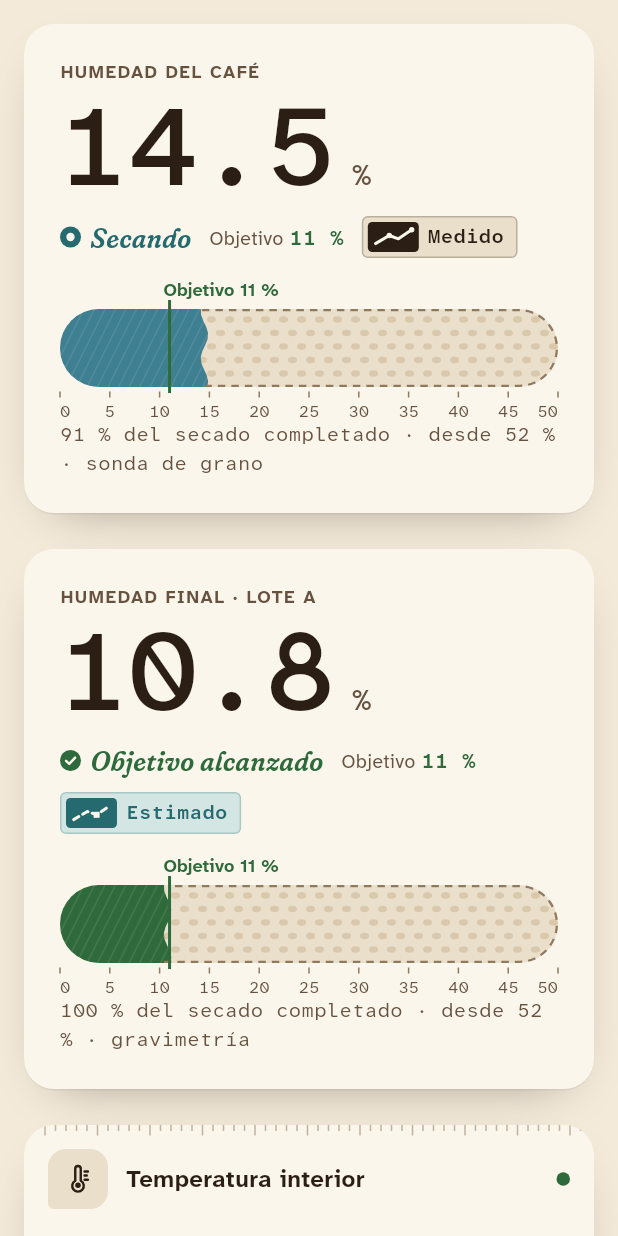
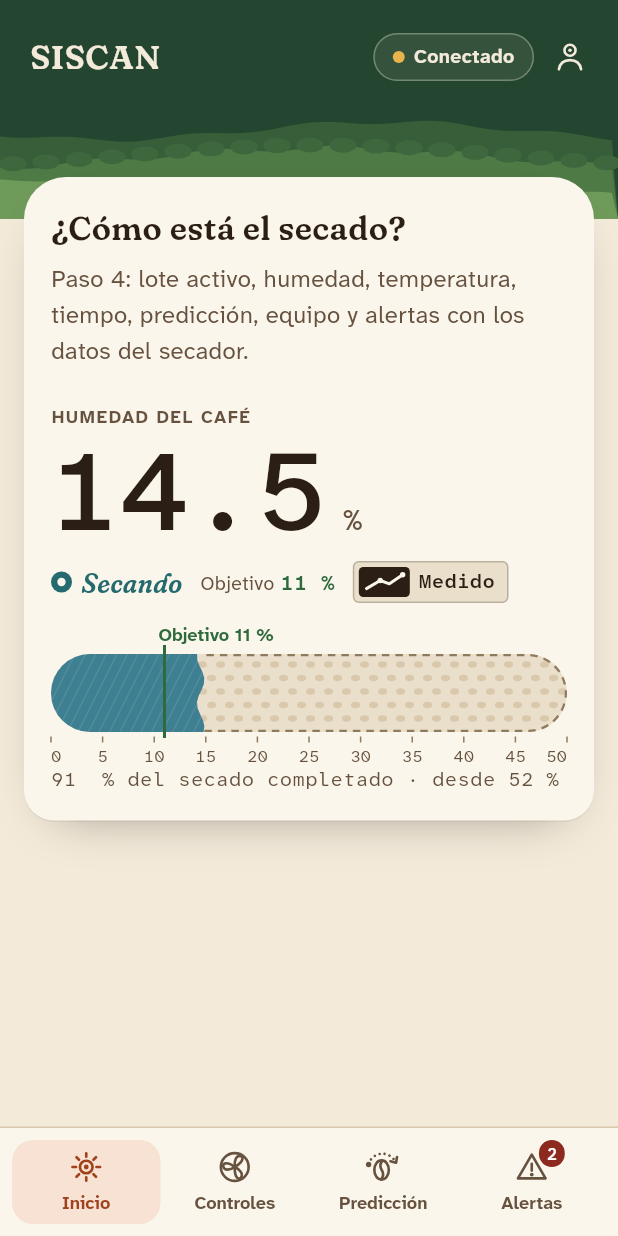
Before and after one commit to diarpicu2022-commits/siscan-movil, a Flutter app: the screen it shows after launch, on a phone screen of 412 x 824 dp. Run offline on Flutter 3.47's test engine with Material 3 defaults, Android fonts, the phone set to English and light mode, and no system bars; our stand-ins replace flutter_svg.

Commit message:
SISCAN móvil · paso 3: esqueleto con banda, paisaje, navegación inferior y Pleno sol

```diff
--- /dev/null
+++ b/siscan_app/lib/app_shell.dart
@@ -0,0 +1,168 @@
+import 'package:flutter/material.dart';
+
+import 'theme/theme.dart';
+import 'theme/tokens.dart';
+import 'theme/typography.dart';
+import 'widgets/connection_status.dart';
+import 'widgets/landscape_band.dart';
+import 'widgets/siscan_icon.dart';
+
+/// Destinos de la navegación inferior móvil (plataformas.md): Inicio · Controles · Predicción · Alertas.
+enum AppTab { inicio, controles, prediccion, alertas }
+
+extension AppTabInfo on AppTab {
+  String get label => switch (this) { AppTab.inicio => 'Inicio', AppTab.controles => 'Controles', AppTab.prediccion => 'Predicción', AppTab.alertas => 'Alertas' };
+  SiscanGlyph get glyph => switch (this) { AppTab.inicio => SiscanGlyph.solar, AppTab.controles => SiscanGlyph.ventilador, AppTab.prediccion => SiscanGlyph.prediccion, AppTab.alertas => SiscanGlyph.alerta };
+}
+
+/// Esqueleto de la app (referencia `InicioMovil`): banda `monte` con el wordmark y la conexión, paisaje «loma» de 84 px,
+/// contenido que sube 28 px sobre la banda y navegación inferior en `papel` (destinos ≥ 48 px, activo en arcilla).
+class AppShell extends StatefulWidget {
+  const AppShell({super.key, required this.pages, required this.sol, required this.onSol, this.sync = SyncStatus.conectado, this.initial = AppTab.inicio, this.alertCount = 0});
+  final Map<AppTab, Widget> pages;
+  final bool sol;
+  final ValueChanged<bool> onSol;
+  final SyncStatus sync;
+  final AppTab initial;
+  final int alertCount;
+
+  @override
+  State<AppShell> createState() => _AppShellState();
+}
+
+class _AppShellState extends State<AppShell> {
+  late AppTab _tab = widget.initial;
+
+  void _openSettings() {
+    final t = context.sc;
+    showModalBottomSheet<void>(
+      context: context,
+      backgroundColor: t.papel,
+      shape: const RoundedRectangleBorder(borderRadius: BorderRadius.vertical(top: Radius.circular(SiscanRadius.hoja))),
+      builder: (_) => _SettingsSheet(sol: widget.sol, onSol: (v) { widget.onSol(v); Navigator.pop(context); }),
+    );
+  }
+
+  @override
+  Widget build(BuildContext context) {
+    final t = context.sc;
+    final top = MediaQuery.of(context).padding.top;
+    return Scaffold(
+      backgroundColor: t.pergamino,
+      // Banda y contenido en una sola columna: lo que va después se pinta encima, así la hoja que sube 28 px queda
+      // sobre la banda (en un CustomScrollView la primera sección se pinta por encima y la tapaba).
+      body: SingleChildScrollView(
+        child: Column(crossAxisAlignment: CrossAxisAlignment.stretch, children: [
+          Container(
+            color: t.monte,
+            padding: EdgeInsets.only(top: top + 14),
+            child: Column(children: [
+              Padding(
+                padding: const EdgeInsets.fromLTRB(20, 0, 8, 0),
+                child: Row(children: [
+                  Semantics(header: true, child: Text('SISCAN', style: SiscanType.seccion.copyWith(color: t.sobreMonte,
+                      fontVariations: const [FontVariation('SOFT', 100), FontVariation('WONK', 1), FontVariation('wght', 600)]))),
+                  const SizedBox(width: SiscanSpace.s3),
+                  // La píldora cede ancho antes que el wordmark o el botón de Ajustes (nunca se desborda).
+                  Expanded(child: Align(alignment: Alignment.centerRight, child: ConnectionStatus(widget.sync, onDark: true))),
+                  IconButton(
+                    onPressed: _openSettings, tooltip: 'Ajustes', padding: EdgeInsets.zero,
+                    constraints: const BoxConstraints(minWidth: 48, minHeight: 48),
+                    icon: SiscanIcon(SiscanGlyph.usuario, size: 24, color: t.sobreMonte, semanticLabel: 'Ajustes'),
+                  ),
+                ]),
+              ),
+              const LandscapeBand(),
+            ]),
+          ),
+          Transform.translate(
+            offset: const Offset(0, -28),
+            child: Padding(padding: const EdgeInsets.symmetric(horizontal: SiscanSpace.s4), child: KeyedSubtree(key: ValueKey(_tab), child: widget.pages[_tab]!)),
+          ),
+          const SizedBox(height: SiscanSpace.s4),
+        ]),
+      ),
+      bottomNavigationBar: _BottomNav(current: _tab, alertCount: widget.alertCount, onTap: (v) => setState(() => _tab = v)),
+    );
+  }
+}
+
+class _BottomNav extends StatelessWidget {
+  const _BottomNav({required this.current, required this.onTap, required this.alertCount});
+  final AppTab current;
+  final ValueChanged<AppTab> onTap;
+  final int alertCount;
+
+  @override
+  Widget build(BuildContext context) {
+    final t = context.sc;
+    return Container(
+      decoration: BoxDecoration(color: t.papel, border: Border(top: BorderSide(color: t.linea))),
+      padding: EdgeInsets.fromLTRB(8, 8, 8, 8 + MediaQuery.of(context).padding.bottom),
+      child: Row(children: [
+        for (final tab in AppTab.values)
+          Expanded(
+            child: Semantics(
+              button: true, selected: tab == current,
+              label: tab.label + (tab == AppTab.alertas && alertCount > 0 ? ', $alertCount sin revisar' : ''),
+              excludeSemantics: true,
+              child: InkWell(
+                key: Key('nav-${tab.name}'),
+                borderRadius: BorderRadius.circular(14),
+                onTap: () => onTap(tab),
+                child: AnimatedContainer(
+                  duration: MediaQuery.of(context).disableAnimations ? Duration.zero : const Duration(milliseconds: 180),
+                  constraints: const BoxConstraints(minHeight: 56),
+                  decoration: BoxDecoration(color: tab == current ? t.arcillaSuave : null, borderRadius: BorderRadius.circular(14)),
+                  child: Column(mainAxisSize: MainAxisSize.min, mainAxisAlignment: MainAxisAlignment.center, children: [
+                    Stack(clipBehavior: Clip.none, children: [
+                      SiscanIcon(tab.glyph, size: 24, color: tab == current ? t.arcilla : t.tierraSuave),
+                      if (tab == AppTab.alertas && alertCount > 0)
+                        Positioned(right: -10, top: -6, child: Container(
+                          padding: const EdgeInsets.symmetric(horizontal: 5, vertical: 1),
+                          decoration: BoxDecoration(color: t.oxido, borderRadius: BorderRadius.circular(SiscanRadius.grano)),
+                          child: Text('$alertCount', style: SiscanType.tabla.copyWith(fontSize: 11, fontWeight: FontWeight.w600, color: t.sobreOxido)),
+                        )),
+                    ]),
+                    const SizedBox(height: 4),
+                    Text(tab.label, style: SiscanType.etiqueta.copyWith(letterSpacing: 0, color: tab == current ? t.arcilla : t.tierraSuave)),
+                  ]),
+                ),
+              ),
+            ),
+          ),
+      ]),
+    );
+  }
+}
+
+class _SettingsSheet extends StatelessWidget {
+  const _SettingsSheet({required this.sol, required this.onSol});
+  final bool sol;
+  final ValueChanged<bool> onSol;
+
+  @override
+  Widget build(BuildContext context) {
+    final t = context.sc;
+    return SafeArea(
+      child: Padding(
+        padding: const EdgeInsets.fromLTRB(SiscanSpace.s5, SiscanSpace.s5, SiscanSpace.s5, SiscanSpace.s4),
+        child: Column(mainAxisSize: MainAxisSize.min, crossAxisAlignment: CrossAxisAlignment.start, children: [
+          Text('Ajustes', style: SiscanType.seccion.copyWith(color: t.tierra)),
+          const SizedBox(height: SiscanSpace.s4),
+          MergeSemantics(
+            child: Row(children: [
+              Expanded(child: Column(crossAxisAlignment: CrossAxisAlignment.start, children: [
+                Text('Pleno sol', style: SiscanType.cuerpoFuerte.copyWith(color: t.tierra)),
+                Text('Fondos más claros y tintas más oscuras para leer bajo el sol directo.', style: SiscanType.nota.copyWith(color: t.tierraSuave)),
+              ])),
+              const SizedBox(width: SiscanSpace.s3),
+              Switch(value: sol, onChanged: onSol, activeThumbColor: t.papel, activeTrackColor: t.cafeto,
+                  inactiveThumbColor: t.lineaFuerte, inactiveTrackColor: t.arena, trackOutlineColor: WidgetStatePropertyAll(t.lineaFuerte)),
+            ]),
+          ),
+        ]),
+      ),
+    );
+  }
+}
--- a/siscan_app/lib/main.dart
+++ b/siscan_app/lib/main.dart
@@ -1,22 +1,44 @@
 import 'package:flutter/material.dart';
 
-import 'screens/components_screen.dart';
+import 'app_shell.dart';
+import 'screens/placeholder_page.dart';
 import 'theme/theme.dart';
 import 'theme/tokens.dart';
+import 'widgets/connection_status.dart';
 
 void main() => runApp(const SiscanApp());
 
-/// SISCAN — Secado Inteligente de Café. Paso 2: componente clave.
-class SiscanApp extends StatelessWidget {
-  const SiscanApp({super.key, this.sol = false, this.home});
+/// SISCAN — Secado Inteligente de Café. Paso 3: esqueleto (navegación y temas).
+class SiscanApp extends StatefulWidget {
+  const SiscanApp({super.key, this.sol = false, this.home, this.sync = SyncStatus.conectado});
   final bool sol;
   final Widget? home;
+  final SyncStatus sync;
+
+  @override
+  State<SiscanApp> createState() => _SiscanAppState();
+}
+
+class _SiscanAppState extends State<SiscanApp> {
+  late bool _sol = widget.sol;
 
   @override
   Widget build(BuildContext context) => MaterialApp(
         title: 'SISCAN',
         debugShowCheckedModeBanner: false,
-        theme: SiscanTheme.of(sol ? SiscanTokens.sol : SiscanTokens.dia, sol: sol),
-        home: home ?? const ComponentsScreen(),
+        theme: SiscanTheme.of(_sol ? SiscanTokens.sol : SiscanTokens.dia, sol: _sol),
+        home: widget.home ??
+            AppShell(
+              sol: _sol,
+              onSol: (v) => setState(() => _sol = v),
+              sync: widget.sync,
+              alertCount: 2,
+              pages: const {
+                AppTab.inicio: PlaceholderPage(tab: AppTab.inicio),
+                AppTab.controles: PlaceholderPage(tab: AppTab.controles),
+                AppTab.prediccion: PlaceholderPage(tab: AppTab.prediccion),
+                AppTab.alertas: PlaceholderPage(tab: AppTab.alertas),
+              },
+            ),
       );
 }
--- /dev/null
+++ b/siscan_app/lib/screens/placeholder_page.dart
@@ -0,0 +1,42 @@
+import 'package:flutter/material.dart';
+
+import '../app_shell.dart';
+import '../theme/theme.dart';
+import '../theme/tokens.dart';
+import '../theme/typography.dart';
+import '../widgets/moisture_meter.dart';
+
+/// Contenido provisional del paso 3 (esqueleto): cada destino dice qué tendrá y en qué paso llega.
+/// Inicio muestra la hoja del lote con el componente clave para ver cómo sube sobre la banda.
+class PlaceholderPage extends StatelessWidget {
+  const PlaceholderPage({super.key, required this.tab});
+  final AppTab tab;
+
+  @override
+  Widget build(BuildContext context) {
+    final t = context.sc;
+    final (title, text) = switch (tab) {
+      AppTab.inicio => ('¿Cómo está el secado?', 'Paso 4: lote activo, humedad, temperatura, tiempo, predicción, equipo y alertas con los datos del secador.'),
+      AppTab.controles => ('¿Está funcionando el equipo?', 'Paso 5: ventiladores, resistencias y luces; modo automático o manual.'),
+      AppTab.prediccion => ('¿Cuánto falta?', 'Paso 5: tiempo restante estimado por la IA, su rango y su confianza.'),
+      AppTab.alertas => ('¿Hay algo que deba revisar?', 'Paso 5: avisos del secador, del más grave al más leve.'),
+    };
+    return Container(
+      padding: const EdgeInsets.fromLTRB(18, 20, 18, 18),
+      decoration: BoxDecoration(
+        color: t.papel,
+        borderRadius: const BorderRadius.vertical(top: Radius.circular(28), bottom: Radius.circular(SiscanRadius.hoja)),
+        boxShadow: const [BoxShadow(color: Color(0x0F2B1E15), offset: Offset(0, 1)), BoxShadow(color: Color(0x662B1E15), offset: Offset(0, 12), blurRadius: 28, spreadRadius: -16)],
+      ),
+      child: Column(crossAxisAlignment: CrossAxisAlignment.start, children: [
+        Text(title, style: SiscanType.seccion.copyWith(color: t.tierra)),
+        const SizedBox(height: SiscanSpace.s2),
+        Text(text, style: SiscanType.cuerpo.copyWith(color: t.tierraSuave)),
+        if (tab == AppTab.inicio) ...[
+          const SizedBox(height: SiscanSpace.s5),
+          const MoistureMeter(current: 14.5, initial: 52, target: 11),
+        ],
+      ]),
+    );
+  }
+}
--- /dev/null
+++ b/siscan_app/lib/widgets/connection_status.dart
@@ -0,0 +1,52 @@
+import 'package:flutter/material.dart';
+
+import '../theme/theme.dart';
+import '../theme/tokens.dart';
+import '../theme/typography.dart';
+import 'siscan_icon.dart';
+
+enum SyncStatus { conectado, sincronizando, offline, error }
+
+/// Píldora de conexión con el secador. En la barra superior móvil va sobre `monte` (onDark).
+/// En «offline» las lecturas deben pasar a «Última lectura».
+class ConnectionStatus extends StatelessWidget {
+  const ConnectionStatus(this.status, {super.key, this.onDark = false});
+  final SyncStatus status;
+  final bool onDark;
+
+  @override
+  Widget build(BuildContext context) {
+    final t = context.sc;
+    final (word, glyph, tone) = switch (status) {
+      SyncStatus.conectado => ('Conectado', SiscanGlyph.check, onDark ? t.sobreMonte : t.cafeto),
+      SyncStatus.sincronizando => ('Sincronizando', SiscanGlyph.sincronizar, onDark ? t.sobreMonte : t.bruma),
+      SyncStatus.offline => ('Modo offline', SiscanGlyph.sinConexion, onDark ? t.panelaSuave : t.panela),
+      SyncStatus.error => ('Sin conexión', SiscanGlyph.alerta, onDark ? t.oxidoSuave : t.oxido),
+    };
+    return Semantics(
+      label: word, liveRegion: true, excludeSemantics: true,
+      child: Container(
+        constraints: const BoxConstraints(minHeight: 32),
+        padding: const EdgeInsets.symmetric(horizontal: 12, vertical: 6),
+        decoration: BoxDecoration(
+          color: onDark ? t.sobreMonte.withValues(alpha: .08) : t.papel,
+          borderRadius: BorderRadius.circular(SiscanRadius.grano),
+          border: Border.all(color: onDark ? t.sobreMonteSuave.withValues(alpha: .45) : t.lineaFuerte),
+        ),
+        child: Row(mainAxisSize: MainAxisSize.min, children: [
+          if (status == SyncStatus.conectado)
+            Container(width: 8, height: 8, decoration: BoxDecoration(color: onDark ? t.fococolor : t.cafeto, shape: BoxShape.circle))
+          else
+            SiscanIcon(glyph, size: 16, color: tone),
+          const SizedBox(width: 6),
+          Flexible(child: Text(word, maxLines: 1, overflow: TextOverflow.ellipsis, style: SiscanType.cuerpoFuerte.copyWith(fontSize: 13, height: 1.2, color: tone))),
+        ]),
+      ),
+    );
+  }
+}
+
+extension on SiscanTokens {
+  /// Punto «en vivo» sobre monte: el foco cálido del sistema, legible sobre el verde.
+  Color get fococolor => focoSobreMonte;
+}
--- /dev/null
+++ b/siscan_app/lib/widgets/landscape_band.dart
@@ -0,0 +1,78 @@
+import 'dart:math';
+
+import 'package:flutter/material.dart';
+
+import '../theme/theme.dart';
+import '../theme/tokens.dart';
+
+/// Paisaje «loma» sobre `monte` para la barra superior móvil: capas planas de gouache (lomas y una hilera de
+/// cafetos), sin contornos ni degradados. Las pinturas nunca llevan texto ni comunican estado.
+/// Vivo pero quieto con movimiento reducido: la hilera se mece despacio.
+class LandscapeBand extends StatefulWidget {
+  const LandscapeBand({super.key, this.height = 84});
+  final double height;
+  @override
+  State<LandscapeBand> createState() => _LandscapeBandState();
+}
+
+class _LandscapeBandState extends State<LandscapeBand> with SingleTickerProviderStateMixin {
+  late final AnimationController _c = AnimationController(vsync: this, duration: const Duration(seconds: 9));
+
+  @override
+  void didChangeDependencies() {
+    super.didChangeDependencies();
+    if (MediaQuery.of(context).disableAnimations) {
+      _c.stop();
+    } else if (!_c.isAnimating) {
+      _c.repeat();
+    }
+  }
+
+  @override
+  void dispose() {
+    _c.dispose();
+    super.dispose();
+  }
+
+  @override
+  Widget build(BuildContext context) => ExcludeSemantics(
+        child: SizedBox(
+          height: widget.height,
+          width: double.infinity,
+          child: RepaintBoundary(child: CustomPaint(painter: _LomaPainter(context.sc, _c))),
+        ),
+      );
+}
+
+class _LomaPainter extends CustomPainter {
+  _LomaPainter(this.t, this.anim) : super(repaint: anim);
+  final SiscanTokens t;
+  final Animation<double> anim;
+
+  Path _hill(Size s, double base, double amp, double freq, double phase) {
+    final p = Path()..moveTo(0, s.height);
+    for (double x = 0; x <= s.width; x += 6) {
+      // Borde vivo: dos ondas superpuestas, como el desplazamiento de ruido del gouache.
+      final y = base + amp * sin(x / s.width * pi * freq + phase) + amp * .25 * sin(x / 13 + phase * 3);
+      p.lineTo(x, y);
+    }
+    return p..lineTo(s.width, s.height)..close();
+  }
+
+  @override
+  void paint(Canvas c, Size s) {
+    final sway = sin(anim.value * 2 * pi) * .06;
+    c.drawPath(_hill(s, s.height * .30, 6, 2.2, .4), Paint()..color = Color.lerp(t.monte, t.pinturaCafetal, .45)!);
+    c.drawPath(_hill(s, s.height * .52, 7, 1.6, 2.1), Paint()..color = t.pinturaCafetal);
+    // Hilera de cafetos (copas planas) sobre la loma media.
+    final bush = Paint()..color = Color.lerp(t.pinturaCafetal, t.monte, .35)!;
+    for (double x = 10; x < s.width; x += 22) {
+      final y = s.height * .52 + 7 * sin(x / s.width * pi * 1.6 + 2.1) - 2;
+      c.drawOval(Rect.fromCenter(center: Offset(x + 3 * sway * 10, y), width: 18, height: 10), bush);
+    }
+    c.drawPath(_hill(s, s.height * .74, 5, 1.2, 4.0), Paint()..color = t.pinturaHoja);
+  }
+
+  @override
+  bool shouldRepaint(_LomaPainter o) => o.t != t;
+}
--- a/siscan_app/lib/widgets/moisture_meter.dart
+++ b/siscan_app/lib/widgets/moisture_meter.dart
@@ -93,7 +93,7 @@ class MoistureMeter extends StatelessWidget {
             child: CustomPaint(painter: _BedPainter(t: t, value: v, target: target, scaleMax: initial <= 55 ? 50 : (initial / 10).ceil() * 10.0, reached: phase == DryingPhase.alcanzado)),
           ),
           const SizedBox(height: SiscanSpace.s1),
-          Text('${(done * 100).round()} % del secado completado · desde ${initial.toStringAsFixed(0)} %${source != null ? ' · $source' : ''}',
+          Text('${(done * 100).round()}  % del secado completado · desde ${initial.toStringAsFixed(0)} %${source != null ? ' · $source' : ''}',
               style: SiscanType.tabla.copyWith(fontSize: 13, color: t.tierraSuave)),
         ]),
       ),
```
Also changed, not shown: 9 other files.
